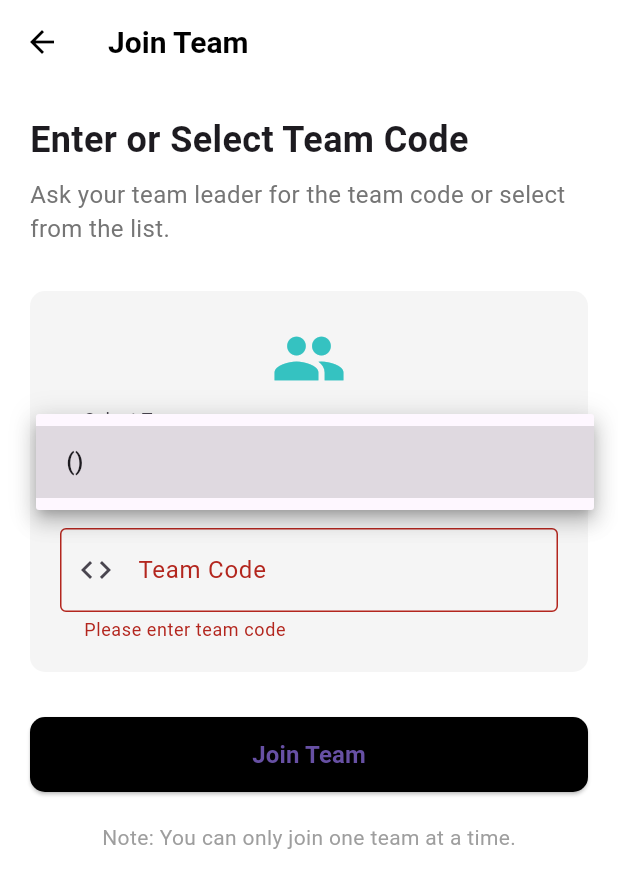
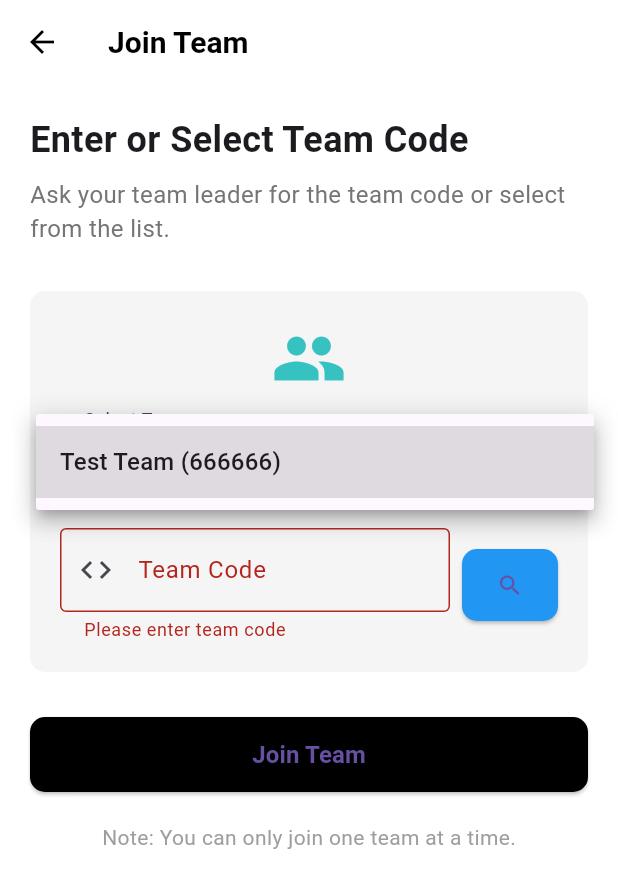
Before and after one commit to Maydiv123/Click, a Flutter app: the JoinTeamScreen screen opened directly, after a tap on "Join Team", after a tap on "Select a team", on a phone screen of 412 x 824 dp. Shown: the top 888 px of the screen. Run offline on Flutter 3.47's test engine with Material 3 defaults, Android fonts, the phone set to English and light mode, and no system bars; our stand-ins replace camera, cloud_firestore, file_picker, firebase_analytics, firebase_auth, firebase_core and 7 more; accounts and stored records are empty.

Commit message:
Enhance Join Team Functionality with Team Search and Error Handling
- Added a new loading state to indicate when teams are being fetched or searched.
- Implemented team search by code, allowing users to find teams directly.
- Enhanced error handling for team fetching and searching, providing user feedback on failures.
- Updated UI to display a loading indicator and messages for no available teams.
- Refactored team joining logic to streamline the process and ensure proper validation.
- Introduced a test team creation feature in Firestore initialization for easier testing.

```diff
--- a/lib/screens/join_team_screen.dart
+++ b/lib/screens/join_team_screen.dart
@@ -13,6 +13,7 @@ class _JoinTeamScreenState extends State<JoinTeamScreen> {
   final _formKey = GlobalKey<FormState>();
   final _teamCodeController = TextEditingController();
   bool _isLoading = false;
+  bool _isSearching = false;
   String? _errorMessage;
   String? _selectedTeamCode;
   List<Map<String, dynamic>> _availableTeams = [];
@@ -34,47 +35,163 @@ class _JoinTeamScreenState extends State<JoinTeamScreen> {
   }
 
   Future<void> _fetchAvailableTeams() async {
+    setState(() {
+      _isSearching = true;
+    });
+    try {
+      // Debug print to verify query execution
+      print('Fetching teams from Firestore...');
+
       final teams = await _firestore.collection('teams').get();
+
+      // Debug print to check results
+      print('Teams found: ${teams.docs.length}');
+
+      final List<Map<String, dynamic>> teamsData = [];
+
+      for (var doc in teams.docs) {
+        // Skip dummy documents
+        if (doc.data()['isDummy'] == true) continue;
+
+        final teamData = doc.data();
+        // Debug each team
+        print('Team: ${teamData['teamName']} - Code: ${doc.id}');
+
+        teamsData.add({
+          'code': doc.id,
+          'name': teamData['teamName'] ?? 'Unnamed Team',
+        });
+      }
+
+      if (mounted) {
         setState(() {
-      _availableTeams = teams.docs.map((doc) => {
-        'code': doc['teamCode'] ?? '',
-        'name': doc['teamName'] ?? '',
-      }).toList();
+          _availableTeams = teamsData;
+          _isSearching = false;
         });
+      }
+    } catch (e) {
+      print('Error fetching teams: $e');
+      if (mounted) {
+        setState(() {
+          _isSearching = false;
+          _errorMessage = 'Failed to load teams: ${e.toString()}';
+        });
+      }
+    }
+  }
+
+  Future<void> _searchTeamByCode() async {
+    final code = _teamCodeController.text.trim().toUpperCase();
+    if (code.isEmpty) return;
+
+    setState(() {
+      _isSearching = true;
+      _errorMessage = null;
+    });
+
+    try {
+      // Debug print
+      print('Searching for team with code: $code');
+
+      final teamDoc = await _firestore.collection('teams').doc(code).get();
+
+      if (teamDoc.exists && teamDoc.data()?['isDummy'] != true) {
+        final teamData = teamDoc.data()!;
+        print('Team found: ${teamData['teamName']}');
+
+        if (mounted) {
+          setState(() {
+            _selectedTeamCode = code;
+            // Make sure this team is in the available teams list
+            if (!_availableTeams.any((team) => team['code'] == code)) {
+              _availableTeams.add({
+                'code': code,
+                'name': teamData['teamName'] ?? 'Unnamed Team',
+              });
+            }
+          });
+        }
+      } else {
+        print('Team not found for code: $code');
+        if (mounted) {
+          setState(() {
+            _errorMessage = 'No team found with code $code';
+          });
+        }
+      }
+    } catch (e) {
+      print('Error searching team: $e');
+      if (mounted) {
+        setState(() {
+          _errorMessage = 'Error searching team: ${e.toString()}';
+        });
+      }
+    } finally {
+      if (mounted) {
+        setState(() {
+          _isSearching = false;
+        });
+      }
+    }
   }
 
   Future<void> _joinTeam() async {
     if (!_formKey.currentState!.validate()) return;
+
+    final teamCode = _teamCodeController.text.trim().toUpperCase();
+
+    // First search for the team if it's not already selected
+    if (_selectedTeamCode == null) {
+      await _searchTeamByCode();
+      // If still no team found after search, stop
+      if (_selectedTeamCode == null) {
+        return;
+      }
+    }
+
     setState(() {
       _isLoading = true;
       _errorMessage = null;
     });
+
     try {
       final user = _auth.currentUser;
       if (user == null) throw 'User not logged in.';
+
       final userDoc = await _firestore.collection('users').doc(user.uid).get();
-      if (userDoc['teamCode'] != null && userDoc['teamCode'].toString().isNotEmpty) {
+      final userData = userDoc.data();
+
+      // Check if the user is already in a team
+      if (userDoc.exists &&
+          userData != null &&
+          userData['teamCode'] != null &&
+          userData['teamCode'].toString().isNotEmpty) {
         throw 'You are already in a team. Leave your current team to join another.';
       }
-      final teamCode = _teamCodeController.text.trim().toUpperCase();
-      final teamQuery = await _firestore
-          .collection('teams')
-          .where('teamCode', isEqualTo: teamCode)
-          .limit(1)
-          .get();
-      if (teamQuery.docs.isEmpty) throw 'Invalid team code.';
-      final teamDoc = teamQuery.docs.first;
+
+      // Get team document directly by ID (which is the team code)
+      final teamDoc = await _firestore.collection('teams').doc(teamCode).get();
+      final teamData = teamDoc.data();
+
+      if (!teamDoc.exists || teamData == null || teamData['isDummy'] == true) {
+        throw 'Invalid team code.';
+      }
+
+      // Update user document
       await _firestore.collection('users').doc(user.uid).update({
         'teamCode': teamCode,
-        'teamName': teamDoc['teamName'],
+        'teamName': teamData['teamName'],
         'isTeamOwner': false,
         'teamMemberStatus': 'active',
         'updatedAt': FieldValue.serverTimestamp(),
       });
-      await _firestore.collection('teams').doc(teamDoc.id).update({
+
+      // Update team document
+      await _firestore.collection('teams').doc(teamCode).update({
         'memberCount': FieldValue.increment(1),
         'activeMembers': FieldValue.increment(1),
       });
+
       if (mounted) {
         ScaffoldMessenger.of(context).showSnackBar(
           const SnackBar(content: Text('Successfully joined the team!'), backgroundColor: Colors.green),
@@ -150,7 +267,23 @@ class _JoinTeamScreenState extends State<JoinTeamScreen> {
                         color: Color(0xFF35C2C1),
                       ),
                       const SizedBox(height: 16),
-                      DropdownButtonFormField<String>(
+                      if (_isSearching)
+                        const Center(
+                          child: Padding(
+                            padding: EdgeInsets.all(8.0),
+                            child: CircularProgressIndicator(),
+                          ),
+                        )
+                      else
+                        _availableTeams.isEmpty
+                            ? Center(
+                                child: Text(
+                                  'No teams available. You can create one or enter a team code.',
+                                  style: TextStyle(color: Colors.grey[600]),
+                                  textAlign: TextAlign.center,
+                                ),
+                              )
+                            : DropdownButtonFormField<String>(
                                 value: _selectedTeamCode,
                                 isExpanded: true,
                                 decoration: const InputDecoration(
@@ -168,6 +301,7 @@ class _JoinTeamScreenState extends State<JoinTeamScreen> {
                                   setState(() {
                                     _selectedTeamCode = value;
                                     _teamCodeController.text = value ?? '';
+                                    _errorMessage = null;
                                   });
                                 },
                                 hint: const Text('Select a team'),
@@ -176,7 +310,10 @@ class _JoinTeamScreenState extends State<JoinTeamScreen> {
                                 },
                               ),
                       const SizedBox(height: 16),
-                      TextFormField(
+                      Row(
+                        children: [
+                          Expanded(
+                            child: TextFormField(
                               controller: _teamCodeController,
                               decoration: const InputDecoration(
                                 labelText: 'Team Code',
@@ -197,9 +334,34 @@ class _JoinTeamScreenState extends State<JoinTeamScreen> {
                                 if (value.trim().toUpperCase() != (_selectedTeamCode ?? '')) {
                                   setState(() {
                                     _selectedTeamCode = null;
+                                    _errorMessage = null;
                                   });
                                 }
                               },
+                            ),
+                          ),
+                          const SizedBox(width: 8),
+                          ElevatedButton(
+                            onPressed: _isSearching ? null : _searchTeamByCode,
+                            style: ElevatedButton.styleFrom(
+                              backgroundColor: Colors.blue,
+                              shape: RoundedRectangleBorder(
+                                borderRadius: BorderRadius.circular(10),
+                              ),
+                              padding: const EdgeInsets.symmetric(vertical: 15),
+                            ),
+                            child: _isSearching
+                                ? const SizedBox(
+                                    width: 20,
+                                    height: 20,
+                                    child: CircularProgressIndicator(
+                                      color: Colors.white,
+                                      strokeWidth: 2,
+                                    ),
+                                  )
+                                : const Icon(Icons.search),
+                          ),
+                        ],
                       ),
                     ],
                   ),
--- a/lib/services/firestore_init_service.dart
+++ b/lib/services/firestore_init_service.dart
@@ -26,6 +26,9 @@ class FirestoreInitService {
 
       // Create activities collection if it doesn't exist
       await _createCollectionIfNotExists('activities');
+
+      // Create a test team with code 666666 if it doesn't exist
+      await _createTestTeam();
     } catch (e) {
       rethrow;
     }
@@ -48,4 +51,36 @@ class FirestoreInitService {
       rethrow;
     }
   }
+
+  // Create a test team with code 666666 for testing
+  Future<void> _createTestTeam() async {
+    try {
+      // Check if test team already exists
+      final docRef = _firestore.collection('teams').doc('666666');
+      final doc = await docRef.get();
+
+      if (!doc.exists) {
+        print('Creating test team with code 666666');
+        await docRef.set({
+          'teamName': 'Test Team',
+          'ownerId': 'system',
+          'createdAt': FieldValue.serverTimestamp(),
+          'memberCount': 1,
+          'activeMembers': 1,
+          'pendingRequests': 0,
+          'teamStats': {
+            'totalVisits': 0,
+            'totalUploads': 0,
+            'totalDistance': 0,
+            'totalFuelConsumption': 0,
+          },
+        });
+        print('Test team created successfully');
+      } else {
+        print('Test team 666666 already exists');
+      }
+    } catch (e) {
+      print('Error creating test team: $e');
+    }
+  }
 }
```
Also changed, not shown: lib/services/user_service.dart (+3 -6 lines). Lines whose indentation alone changed are shown as unchanged.
